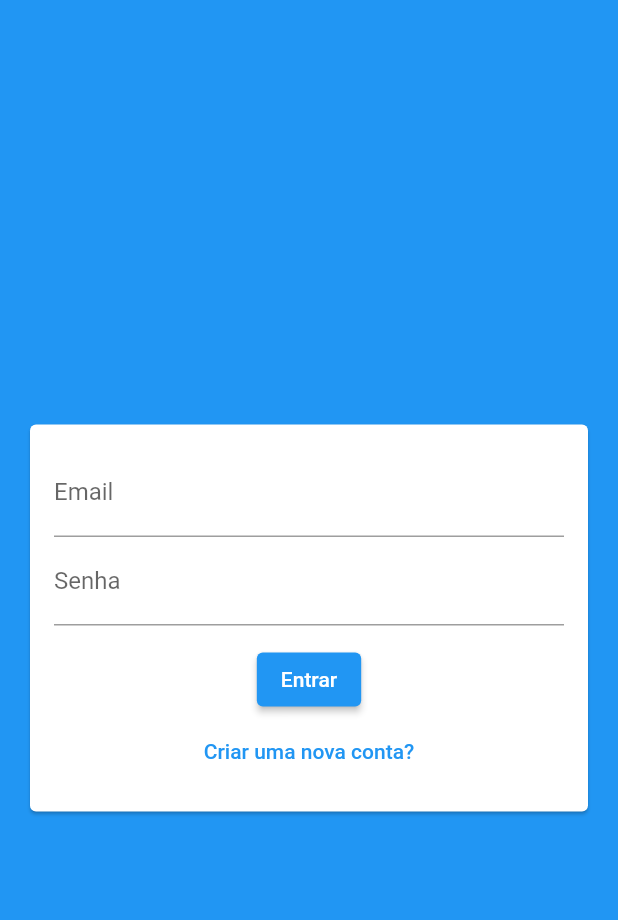
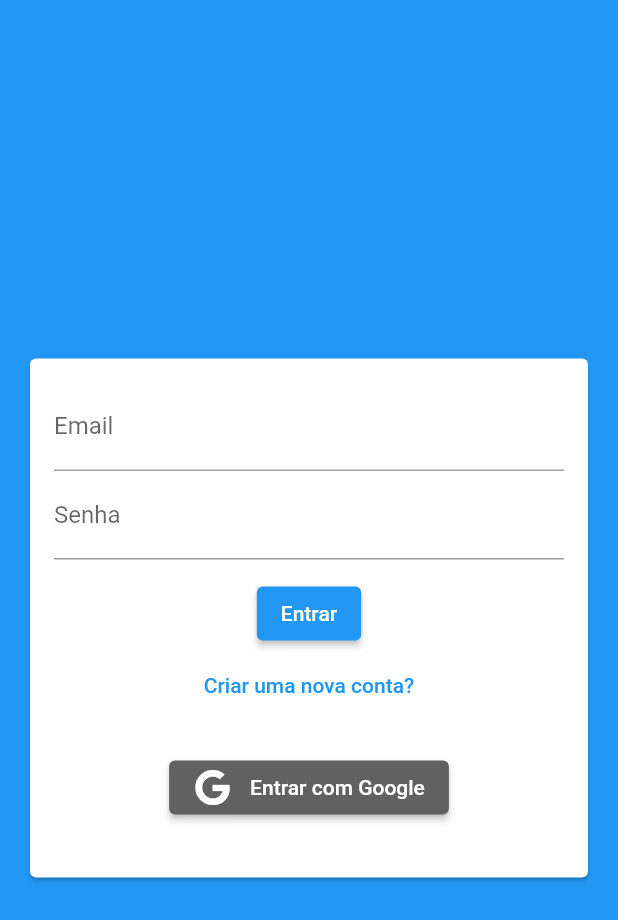
Before and after one commit to jccallves-developer/generic-app, a Flutter app: the screen it shows after launch, on a phone screen of 412 x 824 dp. Shown: the top 920 px of the screen. Run offline on Flutter 3.47's test engine with Material 2 defaults, Android fonts, the phone set to English and light mode, and no system bars; our stand-ins replace cloud_firestore, firebase_auth, firebase_core, firebase_storage, font_awesome_flutter, google_sign_in and 1 more; accounts and stored records are empty.

Commit message:
Login com Google

```diff
--- a/lib/components/auth_form.dart
+++ b/lib/components/auth_form.dart
@@ -2,7 +2,9 @@
 
 import 'package:chat/components/user_image_picker.dart';
 import 'package:chat/core/models/auth_form_data.dart';
+import 'package:chat/core/services/auth/auth_service.dart';
 import 'package:flutter/material.dart';
+import 'package:font_awesome_flutter/font_awesome_flutter.dart';
 
 class AuthForm extends StatefulWidget {
   final void Function(AuthFormData) onSubmit;
@@ -116,6 +118,23 @@
                   });
                 },
               ),
+              Padding(
+                padding: const EdgeInsets.all(20.0),
+                child: ElevatedButton.icon(
+                  onPressed: () {
+                    AuthService().signInWithGoogle(context: context);
+                  },
+                  icon: const Padding(
+                    padding: EdgeInsets.all(5.0),
+                    child: Icon(FontAwesomeIcons.google),
+                  ),
+                  label: const Text('Entrar com Google'),
+                  style: ButtonStyle(
+                    backgroundColor:
+                        MaterialStateProperty.all(Colors.grey[700]),
+                  ),
+                ),
+              ),
             ],
           ),
         ),
--- a/lib/core/services/auth/auth_service.dart
+++ b/lib/core/services/auth/auth_service.dart
@@ -2,6 +2,8 @@
 
 import 'package:chat/core/models/chat_user.dart';
 import 'package:chat/core/services/auth/auth_firebase_service.dart';
+import 'package:firebase_auth/firebase_auth.dart';
+import 'package:flutter/cupertino.dart';
 
 abstract class AuthService {
   ChatUser? get currentUser;
@@ -22,6 +24,10 @@
 
   Future<void> logout();
 
+  Future<User?> signInWithGoogle({required BuildContext context});
+
+  Future<void> signOut({required BuildContext context});
+
   factory AuthService() {
     // return AuthMockService();
     return AuthFirebaseService();
--- a/lib/main.dart
+++ b/lib/main.dart
@@ -1,5 +1,7 @@
 import 'package:chat/firebase_options.dart';
 import 'package:chat/pages/auth_or_app_page.dart';
+import 'package:chat/pages/chat_page.dart';
+import 'package:firebase_auth/firebase_auth.dart';
 import 'package:firebase_core/firebase_core.dart';
 import 'package:flutter/material.dart';
 
@@ -15,12 +17,25 @@
   const MyApp({Key? key}) : super(key: key);
   @override
   Widget build(BuildContext context) {
+    User? usuario = FirebaseAuth.instance.currentUser;
+    // ignore: prefer_typing_uninitialized_variables
+    final pagina;
+    if (usuario != null) {
+      pagina = const ChatPage();
+      // UserInfoScreen(
+      //   user: usuario,
+      // );
+    } else {
+      pagina = const AuthOrAppPage();
+    }
+
     return MaterialApp(
       title: 'Flutter Demo',
       theme: ThemeData(
         primarySwatch: Colors.blue,
       ),
-      home: const AuthOrAppPage(),
+      //home: const AuthOrAppPage(),
+      home: pagina,
       debugShowCheckedModeBanner: false,
     );
   }
--- a/pubspec.yaml
+++ b/pubspec.yaml
@@ -39,6 +39,8 @@
   firebase_auth: ^3.0.2
   firebase_core: ^1.10.6
   firebase_storage: ^10.0.6
+  google_sign_in: ^5.0.0
+  font_awesome_flutter: ^9.2.0
 
 dev_dependencies:
   flutter_test:
```
Also changed, not shown: lib/core/services/auth/auth_firebase_service.dart (+99 -0 lines), lib/core/services/auth/auth_mock_service.dart (+16 -0 lines), pubspec.lock.
